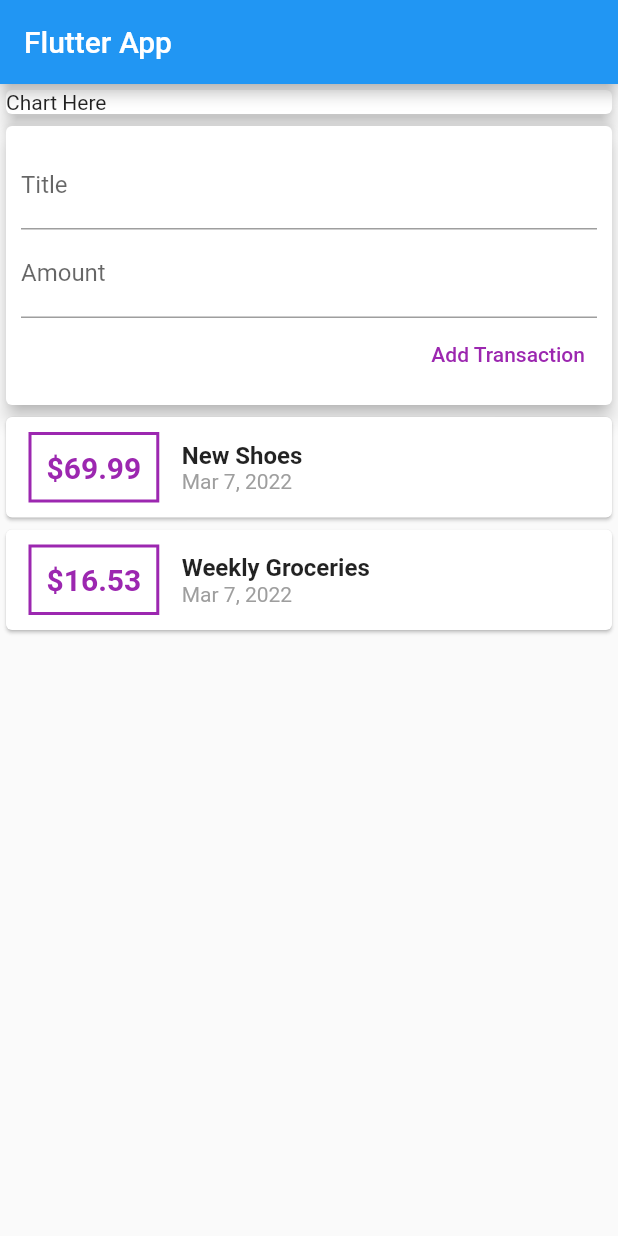
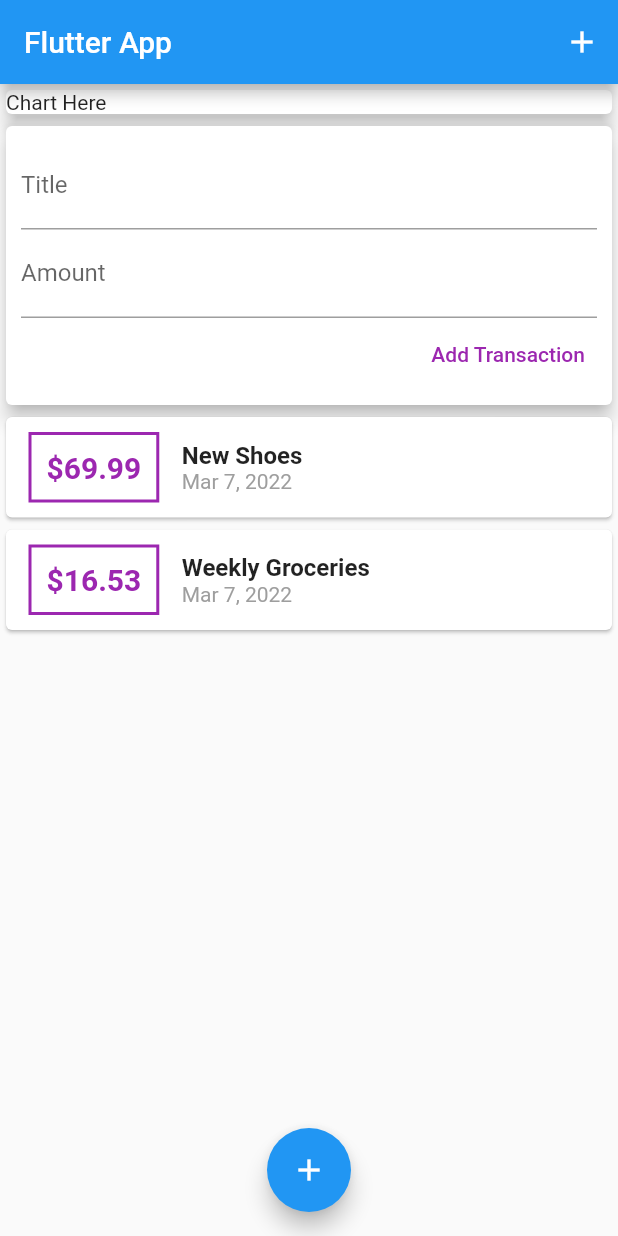
Before and after one commit to Arsalan-Khan17/Flutter-expense, a Flutter app: the screen it shows after launch, after a tap on "Add Transaction", on a phone screen of 412 x 824 dp. Run offline on Flutter 3.47's test engine with Material 2 defaults, Android fonts, the phone set to English and light mode, and no system bars.

```diff
--- a/lib/main.dart
+++ b/lib/main.dart
@@ -11,6 +11,7 @@ class MyApp extends StatelessWidget {
     return MaterialApp(
       title: 'Flutter App',
       home: MyHomePage(),
+      debugShowCheckedModeBanner: false,
     );
   }
 }
@@ -21,6 +22,12 @@ class MyHomePage extends StatelessWidget {
     return Scaffold(
       appBar: AppBar(
         title: Text('Flutter App'),
+        actions: [
+          IconButton(
+            onPressed: () {},
+            icon: Icon(Icons.add),
+          )
+        ],
       ),
       body: SingleChildScrollView(
         child: Column(
@@ -36,6 +43,11 @@ class MyHomePage extends StatelessWidget {
           ],
         ),
       ),
+      floatingActionButtonLocation: FloatingActionButtonLocation.centerFloat,
+      floatingActionButton: FloatingActionButton(
+        onPressed: () {},
+        child: Icon(Icons.add),
+      ),
     );
   }
 }
--- a/lib/widgets/new_transaction.dart
+++ b/lib/widgets/new_transaction.dart
@@ -5,6 +5,16 @@ class NewTransaction extends StatelessWidget {
   final amountController = TextEditingController();
   final Function addTx;
   NewTransaction(this.addTx);
+
+  void submitData() {
+    final enteredTitle = titleController.text;
+    final enteredAmount = double.parse(amountController.text);
+
+    if (enteredTitle.isEmpty || enteredAmount <= 0) {
+      return;
+    }
+    addTx(enteredTitle, enteredAmount);
+  }
 
   @override
   Widget build(BuildContext context) {
@@ -20,18 +30,18 @@ class NewTransaction extends StatelessWidget {
                 labelText: 'Title',
               ),
               controller: titleController,
+              onSubmitted: (_) => submitData(),
             ),
             TextField(
               decoration: InputDecoration(
                 labelText: 'Amount',
               ),
+              keyboardType: TextInputType.number,
               controller: amountController,
+              onSubmitted: (_) => submitData(),
             ),
             TextButton(
-              onPressed: () {
-                addTx(
-                    titleController.text, double.parse(amountController.text));
-              },
+              onPressed: submitData,
               child: Text(
                 'Add Transaction',
                 style: TextStyle(
--- a/lib/widgets/transaction_list.dart
+++ b/lib/widgets/transaction_list.dart
@@ -9,8 +9,10 @@ class TransactionList extends StatelessWidget {
 
   @override
   Widget build(BuildContext context) {
-    return Column(
-        children: transactions.map((tx) {
+    return Container(
+      height: 300,
+      child: ListView.builder(
+        itemBuilder: (BuildContext ctx, int index) {
           return Card(
               child: Row(
             children: [
@@ -23,7 +25,7 @@ class TransactionList extends StatelessWidget {
                   width: 2,
                 )),
                 child: Text(
-              '\$${tx.amount}',
+                  '\$${transactions[index].amount.toStringAsFixed(2)}',
                   style: TextStyle(
                       fontWeight: FontWeight.bold,
                       fontSize: 20,
@@ -34,17 +36,20 @@ class TransactionList extends StatelessWidget {
                 crossAxisAlignment: CrossAxisAlignment.start,
                 children: [
                   Text(
-                tx.title,
+                    transactions[index].title,
                     style: TextStyle(fontSize: 16, fontWeight: FontWeight.bold),
                   ),
                   Text(
-                DateFormat.yMMMd().format(tx.date),
+                    DateFormat.yMMMd().format(transactions[index].date),
                     style: TextStyle(color: Colors.grey),
                   ),
                 ],
               )
             ],
           ));
-    }).toList());
+        },
+        itemCount: transactions.length,
+      ),
+    );
   }
 }
```
Lines whose indentation alone changed are shown as unchanged.
